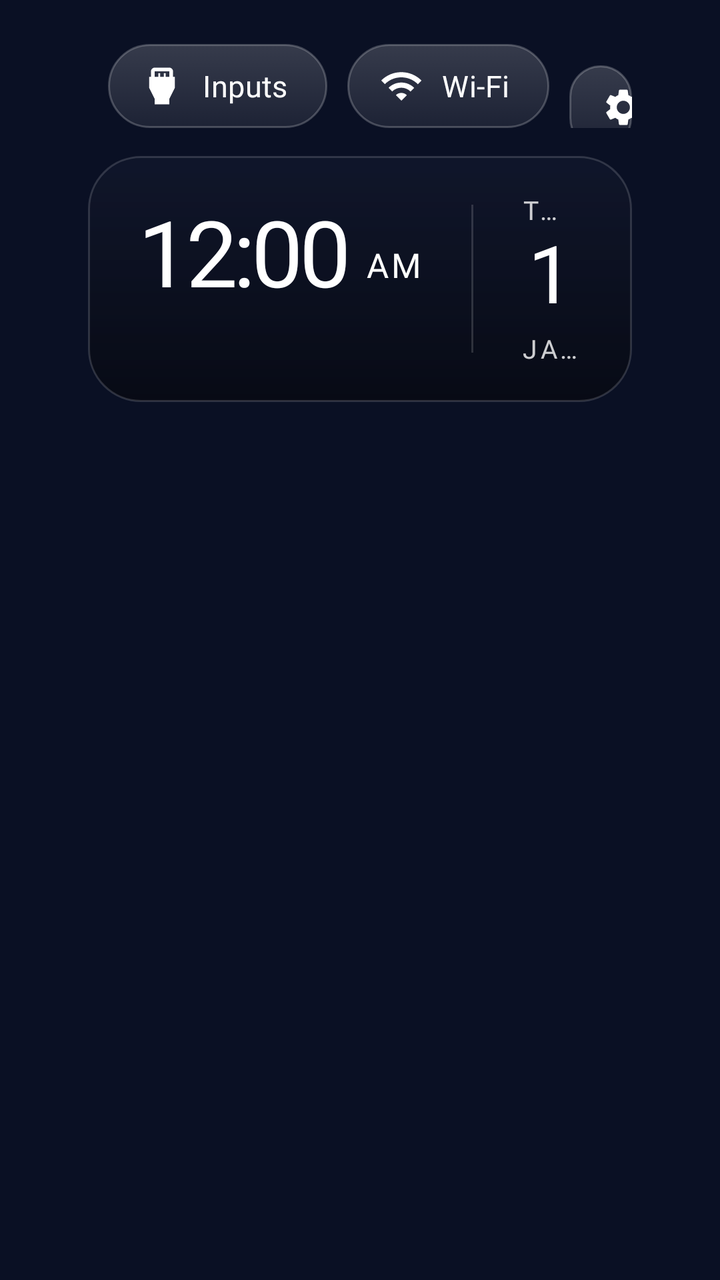
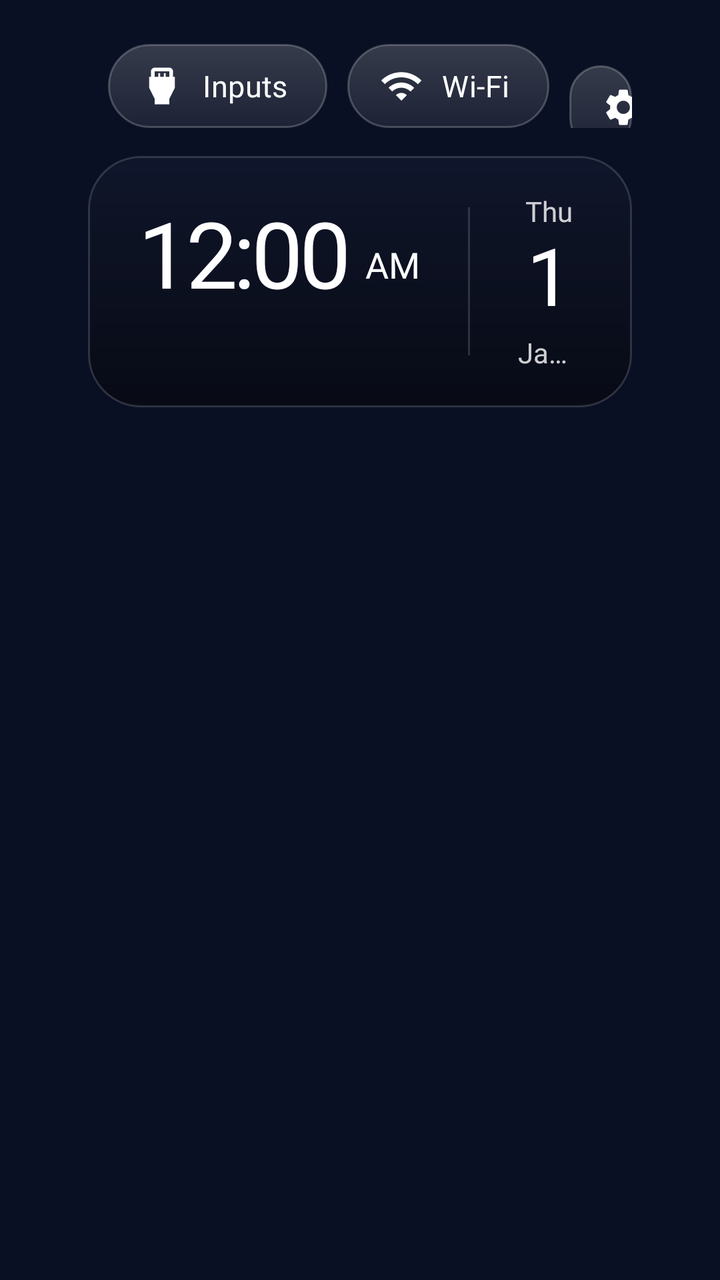

Before-and-after screenshots of an Android layout around one commit, followed by the original layout XML and the change that was made.
<!-- AndroidManifest.xml: application theme Theme.TvHome -->
<!-- res/layout/activity_main.xml -->
<?xml version="1.0" encoding="utf-8"?>
<FrameLayout xmlns:android="http://schemas.android.com/apk/res/android"
    android:id="@+id/root"
    android:layout_width="match_parent"
    android:layout_height="match_parent"
    android:background="#FF0A1024">

    
    <View
        android:id="@+id/drift"
        android:layout_width="match_parent"
        android:layout_height="match_parent"
        android:importantForAccessibility="no" />

    
    <View
        android:id="@+id/ambient"
        android:layout_width="match_parent"
        android:layout_height="match_parent"
        android:alpha="0" />

    
    <com.gathin.tvhome.GlassView
        android:id="@+id/glass"
        android:layout_width="10dp"
        android:layout_height="10dp"
        android:alpha="0"
        android:importantForAccessibility="no" />

    <LinearLayout
        android:layout_width="match_parent"
        android:layout_height="match_parent"
        android:orientation="vertical"
        android:paddingStart="44dp"
        android:paddingEnd="44dp"
        android:paddingTop="22dp">

        
        <RelativeLayout
            android:layout_width="match_parent"
            android:layout_height="wrap_content">

            <TextView
                android:id="@+id/greeting"
                android:layout_width="wrap_content"
                android:layout_height="wrap_content"
                android:layout_alignParentStart="true"
                android:layout_centerVertical="true"
                android:layout_marginStart="4dp"
                android:textColor="@color/greeting"
                android:textSize="25sp"
                android:fontFamily="@font/devanagari"
                android:singleLine="true" />

            

    <LinearLayout
                android:id="@+id/topButtons"
                android:layout_width="wrap_content"
                android:layout_height="wrap_content"
                android:layout_alignParentEnd="true"
                android:orientation="horizontal">

                <TextView
                    android:id="@+id/btnInputs"
                    style="@style/TopButton"
                    android:text="@string/inputs"
                    android:drawableStart="@drawable/ic_input"
                    android:nextFocusDown="@+id/grid" />

                <TextView
                    android:id="@+id/btnWifi"
                    style="@style/TopButton"
                    android:text="@string/wifi"
                    android:drawableStart="@drawable/ic_wifi"
                    android:nextFocusDown="@+id/grid" />

                <TextView
                    android:id="@+id/btnSettings"
                    style="@style/TopButton"
                    android:text="@string/settings"
                    android:drawableStart="@drawable/ic_settings"
                    android:nextFocusDown="@+id/grid" />
            </LinearLayout>
        </RelativeLayout>

        
        <RelativeLayout
            android:layout_width="match_parent"
            android:layout_height="wrap_content"
            android:layout_marginTop="14dp">

            <LinearLayout
                android:id="@+id/clockTile"
                android:layout_width="wrap_content"
                android:layout_height="wrap_content"
                android:layout_alignParentStart="true"
                android:background="@drawable/pane"
                android:orientation="horizontal"
                android:gravity="center_vertical"
                android:paddingStart="26dp"
                android:paddingEnd="26dp"
                android:paddingTop="18dp"
                android:paddingBottom="18dp"
                android:baselineAligned="false">

                <LinearLayout
                    android:layout_width="wrap_content"
                    android:layout_height="wrap_content"
                    android:orientation="vertical">

                    <LinearLayout
                        android:layout_width="wrap_content"
                        android:layout_height="wrap_content"
                        android:orientation="horizontal"
                        android:baselineAligned="true">

                        <TextClock
                            android:id="@+id/clock"
                            android:layout_width="wrap_content"
                            android:layout_height="wrap_content"
                            android:format12Hour="h:mm"
                            android:format24Hour="HH:mm"
                            android:textColor="@color/text_bright"
                            android:textSize="46sp"
                            android:fontFamily="@font/outfit"
                            android:fontVariationSettings="'wght' 500"
                            android:letterSpacing="-0.045"
                            android:includeFontPadding="false" />

                        <TextClock
                            android:id="@+id/ampm"
                            android:layout_width="wrap_content"
                            android:layout_height="wrap_content"
                            android:layout_marginStart="8dp"
                            android:layout_gravity="bottom"
                            android:layout_marginBottom="6dp"
                            android:format12Hour="a"
                            android:format24Hour=""
                            android:textColor="@color/text_bright"
                            android:textSize="17sp"
                            android:fontFamily="@font/outfit"
                            android:fontVariationSettings="'wght' 700"
                            android:letterSpacing="0.08"
                            android:includeFontPadding="false" />
                    </LinearLayout>

                    <TextView
                        android:id="@+id/tithi"
                        android:layout_width="wrap_content"
                        android:layout_height="wrap_content"
                        android:layout_marginTop="8dp"
                        android:textColor="@color/text_faint"
                        android:textSize="11sp"
                        android:fontFamily="@font/outfit"
                        android:fontVariationSettings="'wght' 600"
                        android:letterSpacing="0.12"
                        android:textAllCaps="true"
                        android:singleLine="true" />
                </LinearLayout>

                
                <View
                    android:layout_width="1dp"
                    android:layout_height="74dp"
                    android:layout_marginStart="24dp"
                    android:layout_marginEnd="24dp"
                    android:background="@color/tile_edge" />

                <LinearLayout
                    android:id="@+id/dateTile"
                    android:layout_width="wrap_content"
                    android:layout_height="wrap_content"
                    android:orientation="vertical"
                    android:gravity="center_horizontal">

                    <TextClock
                        android:id="@+id/dayName"
                        android:layout_width="wrap_content"
                        android:layout_height="wrap_content"
                        android:format12Hour="EEE"
                        android:format24Hour="EEE"
                        android:textColor="@color/text_soft"
                        android:textSize="13sp"
                        android:fontFamily="@font/outfit"
                        android:fontVariationSettings="'wght' 700"
                        android:letterSpacing="0.16"
                        android:textAllCaps="true"
                        android:singleLine="true" />

                    <TextClock
                        android:id="@+id/dayNumber"
                        android:layout_width="wrap_content"
                        android:layout_height="wrap_content"
                        android:layout_marginTop="1dp"
                        android:format12Hour="d"
                        android:format24Hour="d"
                        android:textColor="@color/text_bright"
                        android:textSize="40sp"
                        android:fontFamily="@font/outfit"
                        android:fontVariationSettings="'wght' 500"
                        android:letterSpacing="-0.04"
                        android:includeFontPadding="false"
                        android:singleLine="true" />

                    <TextClock
                        android:id="@+id/monthYear"
                        android:layout_width="wrap_content"
                        android:layout_height="wrap_content"
                        android:layout_marginTop="4dp"
                        android:format12Hour="MMM yy"
                        android:format24Hour="MMM yy"
                        android:textColor="@color/text_soft"
                        android:textSize="13sp"
                        android:fontFamily="@font/outfit"
                        android:fontVariationSettings="'wght' 700"
                        android:letterSpacing="0.12"
                        android:textAllCaps="true"
                        android:singleLine="true" />
                </LinearLayout>
            </LinearLayout>

            
            <RelativeLayout
                android:id="@+id/weatherTile"
                android:layout_width="252dp"
                android:layout_height="wrap_content"
                android:layout_alignParentEnd="true"
                android:background="@drawable/pane"
                android:paddingStart="22dp"
                android:paddingEnd="22dp"
                android:paddingTop="16dp"
                android:paddingBottom="18dp"
                android:visibility="invisible">

                <LinearLayout
                    android:id="@+id/weatherLeft"
                    android:layout_width="wrap_content"
                    android:layout_height="wrap_content"
                    android:layout_alignParentStart="true"
                    android:orientation="vertical">

                    <TextView
                        android:id="@+id/weatherPlace"
                        android:layout_width="wrap_content"
                        android:layout_height="wrap_content"
                        android:textColor="@color/text_soft"
                        android:textSize="12sp"
                        android:fontFamily="@font/outfit"
                        android:fontVariationSettings="'wght' 700"
                        android:letterSpacing="0.14"
                        android:singleLine="true" />

                    <TextView
                        android:id="@+id/weatherTemp"
                        android:layout_width="wrap_content"
                        android:layout_height="wrap_content"
                        android:layout_marginTop="2dp"
                        android:textColor="@color/text_bright"
                        android:textSize="40sp"
                        android:fontFamily="@font/outfit"
                        android:fontVariationSettings="'wght' 500"
                        android:letterSpacing="-0.045"
                        android:includeFontPadding="false"
                        android:singleLine="true" />
                </LinearLayout>

                
                <LinearLayout
                    android:id="@+id/airBlock"
                    android:layout_width="wrap_content"
                    android:layout_height="wrap_content"
                    android:layout_alignParentEnd="true"
                    android:orientation="vertical"
                    android:gravity="end"
                    android:visibility="invisible">

                    <TextView
                        android:layout_width="wrap_content"
                        android:layout_height="wrap_content"
                        android:text="@string/aqi"
                        android:textColor="@color/text_soft"
                        android:textSize="12sp"
                        android:fontFamily="@font/outfit"
                        android:fontVariationSettings="'wght' 700"
                        android:letterSpacing="0.14" />

                    <TextView
                        android:id="@+id/airNumber"
                        android:layout_width="wrap_content"
                        android:layout_height="wrap_content"
                        android:layout_marginTop="2dp"
                        android:textColor="@color/text_bright"
                        android:textSize="30sp"
                        android:fontFamily="@font/outfit"
                        android:fontVariationSettings="'wght' 500"
                        android:letterSpacing="-0.03"
                        android:includeFontPadding="false"
                        android:singleLine="true" />

                    <TextView
                        android:id="@+id/airWord"
                        android:layout_width="wrap_content"
                        android:layout_height="wrap_content"
                        android:layout_marginTop="3dp"
                        android:textColor="@color/text_soft"
                        android:textSize="12sp"
                        android:fontFamily="@font/outfit"
                        android:fontVariationSettings="'wght' 600"
                        android:singleLine="true" />
                </LinearLayout>

                <TextView
                    android:id="@+id/weatherSub"
                    android:layout_width="match_parent"
                    android:layout_height="wrap_content"
                    android:layout_below="@id/weatherLeft"
                    android:layout_marginTop="4dp"
                    android:textColor="@color/text_soft"
                    android:textSize="12sp"
                    android:fontFamily="@font/outfit"
                    android:fontVariationSettings="'wght' 500"
                    android:singleLine="true" />

                <LinearLayout
                    android:id="@+id/hourly"
                    android:layout_width="match_parent"
                    android:layout_height="wrap_content"
                    android:layout_below="@id/weatherSub"
                    android:layout_marginTop="12dp"
                    android:paddingTop="11dp"
                    android:orientation="horizontal"
                    android:baselineAligned="false" />
            </RelativeLayout>
        </RelativeLayout>

        
        <TextView
            android:id="@+id/quote"
            android:layout_width="wrap_content"
            android:layout_height="wrap_content"
            android:layout_marginTop="10dp"
            android:layout_marginStart="8dp"
            android:paddingStart="14dp"
            android:paddingEnd="18dp"
            android:paddingTop="7dp"
            android:paddingBottom="9dp"
            android:background="@drawable/quote_bg"
            android:textColor="@color/accent"
            android:textSize="18sp"
            android:singleLine="true"
            android:nextFocusDown="@+id/grid"
            android:nextFocusUp="@+id/btnInputs"
            android:visibility="gone" />

        
        <FrameLayout
            android:layout_width="match_parent"
            android:layout_height="0dp"
            android:layout_weight="1"
            android:layout_marginTop="6dp">

            <androidx.recyclerview.widget.RecyclerView
                android:id="@+id/grid"
                android:layout_width="match_parent"
                android:layout_height="match_parent"
                android:paddingTop="10dp"
                android:paddingBottom="40dp"
                android:clipToPadding="false"
                android:clipChildren="false"
                android:overScrollMode="never"
                android:scrollbars="none"
                android:descendantFocusability="afterDescendants" />
        </FrameLayout>
    </LinearLayout>

</FrameLayout>
<!-- resources referenced by this layout -->
<resources>
  <color name="accent">#FFFFFFFF</color>
  <color name="greeting">#FFFFFFFF</color>
  <color name="text_bright">#FFFFFFFF</color>
  <color name="text_faint">#8CFFFFFF</color>
  <color name="text_soft">#CCFFFFFF</color>
  <color name="tile_edge">#26FFFFFF</color>
  <!-- drawable ic_input (drawable) -->
  <?xml version="1.0" encoding="utf-8"?>
  <vector xmlns:android="http://schemas.android.com/apk/res/android"
      android:width="22dp" android:height="22dp"
      android:viewportWidth="24" android:viewportHeight="24">
      <path android:fillColor="#FFFFFFFF"
          android:pathData="M18,7V4c0,-1.1 -0.9,-2 -2,-2H8C6.9,2 6,2.9 6,4v3H5v6l3,6v3h8v-3l3,-6V7H18zM8,4h8v3h-2V5h-1v2h-2V5h-1v2H8V4z" />
  </vector>
  <!-- drawable ic_wifi (drawable) -->
  <?xml version="1.0" encoding="utf-8"?>
  <vector xmlns:android="http://schemas.android.com/apk/res/android"
      android:width="22dp" android:height="22dp"
      android:viewportWidth="24" android:viewportHeight="24">
      <path android:fillColor="#FFFFFFFF"
          android:pathData="M1,9l2,2c4.97,-4.97 13.03,-4.97 18,0l2,-2C16.93,2.93 7.08,2.93 1,9zM9,17l3,3 3,-3c-1.65,-1.66 -4.34,-1.66 -6,0zM5,13l2,2c2.76,-2.76 7.24,-2.76 10,0l2,-2C15.14,9.14 8.87,9.14 5,13z" />
  </vector>
  <!-- drawable pane (drawable) -->
  <?xml version="1.0" encoding="utf-8"?>
  <shape xmlns:android="http://schemas.android.com/apk/res/android" android:shape="rectangle">
      <gradient
          android:angle="270"
          android:startColor="@color/tile_glass_top"
          android:endColor="@color/tile_glass_bottom" />
      <stroke android:width="1dp" android:color="@color/tile_edge" />
      <corners android:radius="26dp" />
  </shape>
  <!-- drawable quote_bg (drawable) -->
  <?xml version="1.0" encoding="utf-8"?>
  <selector xmlns:android="http://schemas.android.com/apk/res/android">
      <item android:state_focused="true">
          <shape android:shape="rectangle">
              <gradient
                  android:angle="270"
                  android:startColor="#2EFFFFFF"
                  android:endColor="#14FFFFFF" />
              <stroke android:width="1dp" android:color="#59E9C46A" />
              <corners android:radius="14dp" />
          </shape>
      </item>
      <item>
          <shape android:shape="rectangle">
              <solid android:color="#00000000" />
              <corners android:radius="14dp" />
          </shape>
      </item>
  </selector>
  <string name="aqi">AQI</string>
  <string name="inputs">Inputs</string>
  <string name="settings">Settings</string>
  <string name="wifi">Wi-Fi</string>
  <style name="Theme.TvHome" parent="android:Theme.Material.NoActionBar.Fullscreen">
          <item name="android:windowBackground">@android:color/black</item>
          <item name="android:colorBackground">@android:color/black</item>
          <item name="android:windowAnimationStyle">@null</item>
      </style>
  <color name="tile_glass_top">#4D1C2238</color>
  <color name="tile_glass_bottom">#C2060810</color>
  <!-- drawable pill_bg (drawable) -->
  <?xml version="1.0" encoding="utf-8"?>
  <selector xmlns:android="http://schemas.android.com/apk/res/android">
      <item android:state_focused="true">
          <shape android:shape="rectangle">
              <solid android:color="#3DFFFFFF" />
              <stroke android:width="2dp" android:color="#99FFFFFF" />
              <corners android:radius="21dp" />
          </shape>
      </item>
      <item>
          <shape android:shape="rectangle">
              <gradient android:angle="270" android:startColor="#2EFFFFFF" android:endColor="#14FFFFFF" />
              <stroke android:width="1dp" android:color="#38FFFFFF" />
              <corners android:radius="21dp" />
          </shape>
      </item>
  </selector>
  <!-- unchanged entries left out for length: 2 -->
</resources>

<!-- the commit's change to res/layout/activity_main.xml (unified diff, before → after) -->
@@ -42,11 +42,14 @@
 
             <TextView
                 android:id="@+id/greeting"
-                android:layout_width="wrap_content"
+                android:layout_width="match_parent"
                 android:layout_height="wrap_content"
                 android:layout_alignParentStart="true"
+                android:layout_toStartOf="@+id/topButtons"
                 android:layout_centerVertical="true"
                 android:layout_marginStart="4dp"
+                android:layout_marginEnd="20dp"
+                android:ellipsize="end"
                 android:textColor="@color/greeting"
                 android:textSize="25sp"
                 android:fontFamily="@font/devanagari"
@@ -138,10 +141,9 @@
                             android:format12Hour="a"
                             android:format24Hour=""
                             android:textColor="@color/text_bright"
-                            android:textSize="17sp"
+                            android:textSize="18sp"
                             android:fontFamily="@font/outfit"
-                            android:fontVariationSettings="'wght' 700"
-                            android:letterSpacing="0.08"
+                            android:fontVariationSettings="'wght' 500"
                             android:includeFontPadding="false" />
                     </LinearLayout>
 
@@ -151,11 +153,9 @@
                         android:layout_height="wrap_content"
                         android:layout_marginTop="8dp"
                         android:textColor="@color/text_faint"
-                        android:textSize="11sp"
-                        android:fontFamily="@font/outfit"
-                        android:fontVariationSettings="'wght' 600"
-                        android:letterSpacing="0.12"
-                        android:textAllCaps="true"
+                        android:textSize="12sp"
+                        android:fontFamily="@font/outfit"
+                        android:fontVariationSettings="'wght' 500"
                         android:singleLine="true" />
                 </LinearLayout>
 
@@ -181,11 +181,9 @@
                         android:format12Hour="EEE"
                         android:format24Hour="EEE"
                         android:textColor="@color/text_soft"
-                        android:textSize="13sp"
-                        android:fontFamily="@font/outfit"
-                        android:fontVariationSettings="'wght' 700"
-                        android:letterSpacing="0.16"
-                        android:textAllCaps="true"
+                        android:textSize="14sp"
+                        android:fontFamily="@font/outfit"
+                        android:fontVariationSettings="'wght' 500"
                         android:singleLine="true" />
 
                     <TextClock
@@ -208,14 +206,12 @@
                         android:layout_width="wrap_content"
                         android:layout_height="wrap_content"
                         android:layout_marginTop="4dp"
-                        android:format12Hour="MMM yy"
-                        android:format24Hour="MMM yy"
+                        android:format12Hour="MMM yyyy"
+                        android:format24Hour="MMM yyyy"
                         android:textColor="@color/text_soft"
-                        android:textSize="13sp"
-                        android:fontFamily="@font/outfit"
-                        android:fontVariationSettings="'wght' 700"
-                        android:letterSpacing="0.12"
-                        android:textAllCaps="true"
+                        android:textSize="14sp"
+                        android:fontFamily="@font/outfit"
+                        android:fontVariationSettings="'wght' 500"
                         android:singleLine="true" />
                 </LinearLayout>
             </LinearLayout>
@@ -223,7 +219,7 @@
             
             <RelativeLayout
                 android:id="@+id/weatherTile"
-                android:layout_width="252dp"
+                android:layout_width="196dp"
                 android:layout_height="wrap_content"
                 android:layout_alignParentEnd="true"
                 android:background="@drawable/pane"
@@ -241,17 +237,6 @@
                     android:orientation="vertical">
 
                     <TextView
-                        android:id="@+id/weatherPlace"
-                        android:layout_width="wrap_content"
-                        android:layout_height="wrap_content"
-                        android:textColor="@color/text_soft"
-                        android:textSize="12sp"
-                        android:fontFamily="@font/outfit"
-                        android:fontVariationSettings="'wght' 700"
-                        android:letterSpacing="0.14"
-                        android:singleLine="true" />
-
-                    <TextView
                         android:id="@+id/weatherTemp"
                         android:layout_width="wrap_content"
                         android:layout_height="wrap_content"
@@ -282,8 +267,7 @@
                         android:textColor="@color/text_soft"
                         android:textSize="12sp"
                         android:fontFamily="@font/outfit"
-                        android:fontVariationSettings="'wght' 700"
-                        android:letterSpacing="0.14" />
+                        android:fontVariationSettings="'wght' 500" />
 
                     <TextView
                         android:id="@+id/airNumber"
